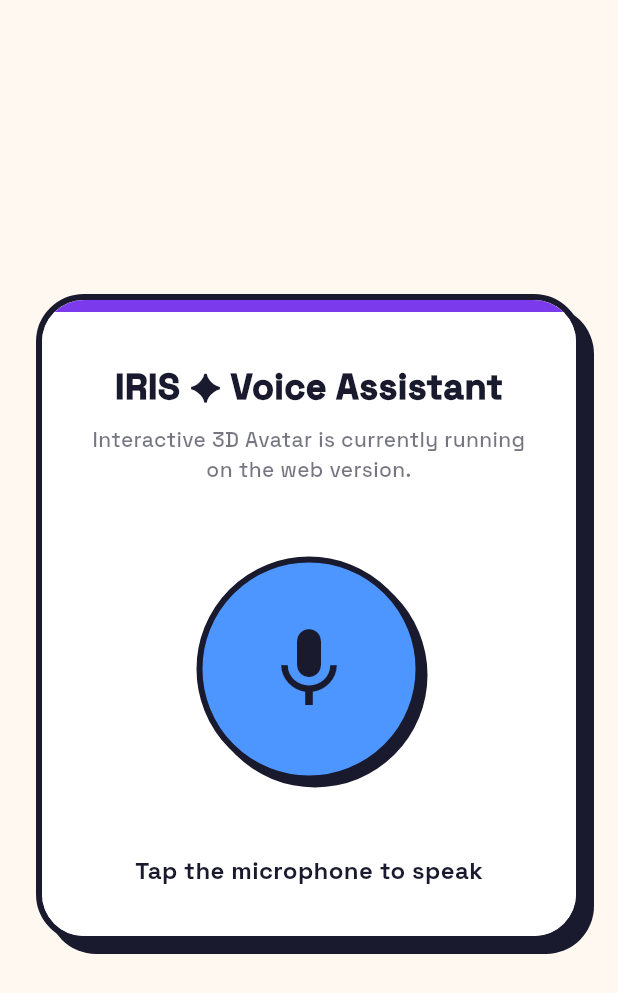
After one commit to shreshta-27/iris-plus, a Flutter app: the AvatarScreen screen opened directly, on a phone screen of 412 x 824 dp. The commit adds this screen. Shown: the top 993 px of the screen. Run offline on Flutter 3.47's test engine with Material 3 defaults, Android fonts, the phone set to English and light mode, and no system bars; drawn by our look-alikes of flutter_animate; our stand-ins replace cookie_jar, dio, dio_cookie_manager, file_picker, fl_chart, flutter_markdown and 2 more.

Commit message:
feat: implement mobile dashboard UI, chat provider, and integration testing suite

```diff
--- a/mobile/lib/core/constants.dart
+++ b/mobile/lib/core/constants.dart
@@ -1,6 +1,6 @@
 import 'package:flutter/foundation.dart';
 
-final String apiUrl = kIsWeb ? 'http://localhost:5000' : 'http://192.168.162.82:5000';
+final String apiUrl = kIsWeb ? 'http://localhost:5000' : 'http://127.0.0.1:5000';
 
 const Map<String, String> modelDisplayNames = {
   'mzai:moonshotai/Kimi-K2.6': 'Kimi K2.6',
--- a/mobile/lib/providers/chat_provider.dart
+++ b/mobile/lib/providers/chat_provider.dart
@@ -59,7 +59,7 @@ class ChatProvider extends ChangeNotifier {
         tier: res['routing']?['tier']?.toString(),
         model: res['routing']?['modelDisplayName']?.toString(),
         routing: res['routing'] is Map<String, dynamic> ? res['routing'] : null,
-        cost: (res['cost'] ?? 0).toDouble(),
+        cost: ((res['cost'] is Map ? res['cost']['thisCall'] : res['cost']) ?? 0).toDouble(),
         injectionStatus: res['injectionStatus']?.toString(),
       );
       _messages.add(aiMsg);
--- a/mobile/lib/screens/auth/login_screen.dart
+++ b/mobile/lib/screens/auth/login_screen.dart
@@ -272,8 +272,8 @@ class _LoginScreenState extends State<LoginScreen> {
                             top: BorderSide(color: IrisColors.ink.withValues(alpha: 0.1), width: 2),
                           ),
                         ),
-                        child: Row(
-                          mainAxisAlignment: MainAxisAlignment.center,
+                        child: Wrap(
+                          alignment: WrapAlignment.center,
                           children: [
                             Text("Don't have an account? ",
                                 style: GoogleFonts.spaceGrotesk(
--- a/mobile/lib/screens/auth/register_screen.dart
+++ b/mobile/lib/screens/auth/register_screen.dart
@@ -178,8 +178,8 @@ class _RegisterScreenState extends State<RegisterScreen> {
                                 top: BorderSide(color: IrisColors.ink.withValues(alpha: 0.1), width: 2),
                               ),
                             ),
-                            child: Row(
-                              mainAxisAlignment: MainAxisAlignment.center,
+                            child: Wrap(
+                              alignment: WrapAlignment.center,
                               children: [
                                 Text('Already have an account? ',
                                     style: GoogleFonts.spaceGrotesk(
--- a/mobile/lib/screens/dashboard/analytics_screen.dart
+++ b/mobile/lib/screens/dashboard/analytics_screen.dart
@@ -159,7 +159,8 @@ class _AnalyticsScreenState extends State<AnalyticsScreen> {
       child: Row(
         mainAxisAlignment: MainAxisAlignment.spaceBetween,
         children: [
-          Column(
+          Expanded(
+            child: Column(
               crossAxisAlignment: CrossAxisAlignment.start,
               children: [
                 Text(
@@ -179,8 +180,10 @@ class _AnalyticsScreenState extends State<AnalyticsScreen> {
                     fontWeight: FontWeight.w900,
                     color: IrisColors.ink,
                   ),
+                  overflow: TextOverflow.ellipsis,
                 ),
               ],
+            ),
           ),
           Container(
             width: 56,
--- /dev/null
+++ b/mobile/lib/screens/dashboard/avatar_screen.dart
@@ -0,0 +1,104 @@
+import 'package:flutter/material.dart';
+import 'package:google_fonts/google_fonts.dart';
+import 'package:flutter_animate/flutter_animate.dart';
+import '../../core/theme.dart';
+import '../../widgets/neo_card.dart';
+
+class AvatarScreen extends StatefulWidget {
+  const AvatarScreen({super.key});
+
+  @override
+  State<AvatarScreen> createState() => _AvatarScreenState();
+}
+
+class _AvatarScreenState extends State<AvatarScreen> {
+  bool _isListening = false;
+
+  @override
+  Widget build(BuildContext context) {
+    return Scaffold(
+      backgroundColor: IrisColors.cream,
+      body: SafeArea(
+        child: Stack(
+          children: [
+            Center(
+              child: Padding(
+                padding: const EdgeInsets.all(24.0),
+                child: NeoCard(
+                  topBorderColor: IrisColors.irisPurple,
+                  padding: const EdgeInsets.all(32),
+                  child: Column(
+                    mainAxisSize: MainAxisSize.min,
+                    children: [
+                      Text(
+                        'IRIS ✦ Voice Assistant',
+                        style: GoogleFonts.spaceGrotesk(
+                          fontSize: 24,
+                          fontWeight: FontWeight.w900,
+                          color: IrisColors.ink,
+                        ),
+                      ).animate().fadeIn().slideY(begin: -0.1),
+                      const SizedBox(height: 8),
+                      Text(
+                        'Interactive 3D Avatar is currently running on the web version.',
+                        textAlign: TextAlign.center,
+                        style: GoogleFonts.spaceGrotesk(
+                          fontSize: 14,
+                          color: IrisColors.ink.withValues(alpha: 0.6),
+                          fontWeight: FontWeight.w500,
+                        ),
+                      ).animate().fadeIn(delay: 100.ms),
+                      const SizedBox(height: 48),
+
+                      // Animated Voice Orb
+                      GestureDetector(
+                        onTap: () {
+                          setState(() {
+                            _isListening = !_isListening;
+                          });
+                        },
+                        child: Container(
+                          width: 150,
+                          height: 150,
+                          decoration: BoxDecoration(
+                            color: _isListening ? IrisColors.mint : IrisColors.sky,
+                            shape: BoxShape.circle,
+                            border: Border.all(color: IrisColors.ink, width: 4),
+                            boxShadow: [
+                              BoxShadow(
+                                color: IrisColors.ink,
+                                offset: const Offset(4, 4),
+                              )
+                            ],
+                          ),
+                          child: Icon(
+                            _isListening ? Icons.graphic_eq : Icons.mic,
+                            size: 64,
+                            color: IrisColors.ink,
+                          ),
+                        ).animate(
+                          target: _isListening ? 1 : 0,
+                          onPlay: (controller) => controller.repeat(reverse: true),
+                        ).scaleXY(end: 1.1, duration: 800.ms, curve: Curves.easeInOut),
+                      ),
+
+                      const SizedBox(height: 48),
+                      Text(
+                        _isListening ? 'Listening to you...' : 'Tap the microphone to speak',
+                        style: GoogleFonts.spaceGrotesk(
+                          fontSize: 16,
+                          fontWeight: FontWeight.w700,
+                          color: IrisColors.ink,
+                        ),
+                      ).animate().fadeIn(delay: 200.ms),
+                    ],
+                  ),
+                ),
+              ),
+            ),
+          ],
+        ),
+      ),
+    );
+  }
+}
--- a/mobile/lib/screens/dashboard/dashboard_layout.dart
+++ b/mobile/lib/screens/dashboard/dashboard_layout.dart
@@ -7,6 +7,7 @@ import '../../providers/budget_provider.dart';
 import '../../widgets/budget_meter.dart';
 import 'dashboard_shell.dart';
 import 'chat_screen.dart';
+import 'avatar_screen.dart';
 import 'quiz_screen.dart';
 import 'career_screen.dart';
 import 'analytics_screen.dart';
@@ -25,6 +26,7 @@ class _DashboardLayoutState extends State<DashboardLayout> {
 
   final List<Widget> _screens = [
     const ChatScreen(),
+    const AvatarScreen(),
     const QuizScreen(),
     const CareerScreen(),
     const AnalyticsScreen(),
```
Also changed, not shown: mobile/lib/screens/dashboard/dashboard_shell.dart (+5 -4 lines), mobile/lib/widgets/chat/live_routing_feed.dart (+11 -7 lines), mobile/lib/widgets/quiz/quiz_upload.dart (+5 -8 lines), 4 other files. Lines whose indentation alone changed are shown as unchanged.
